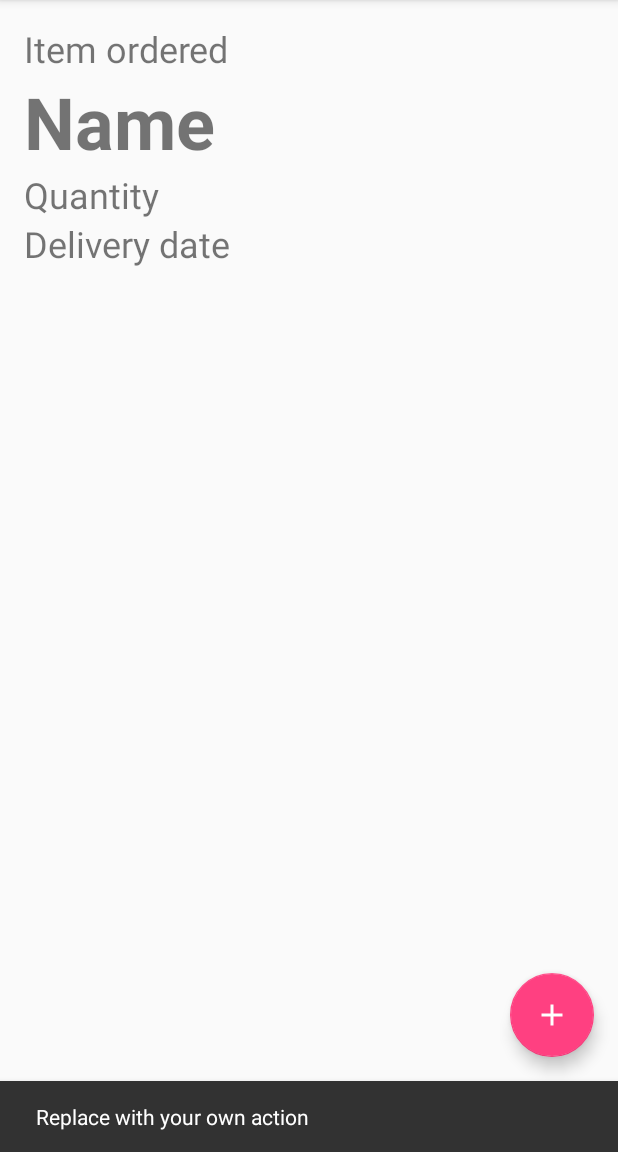
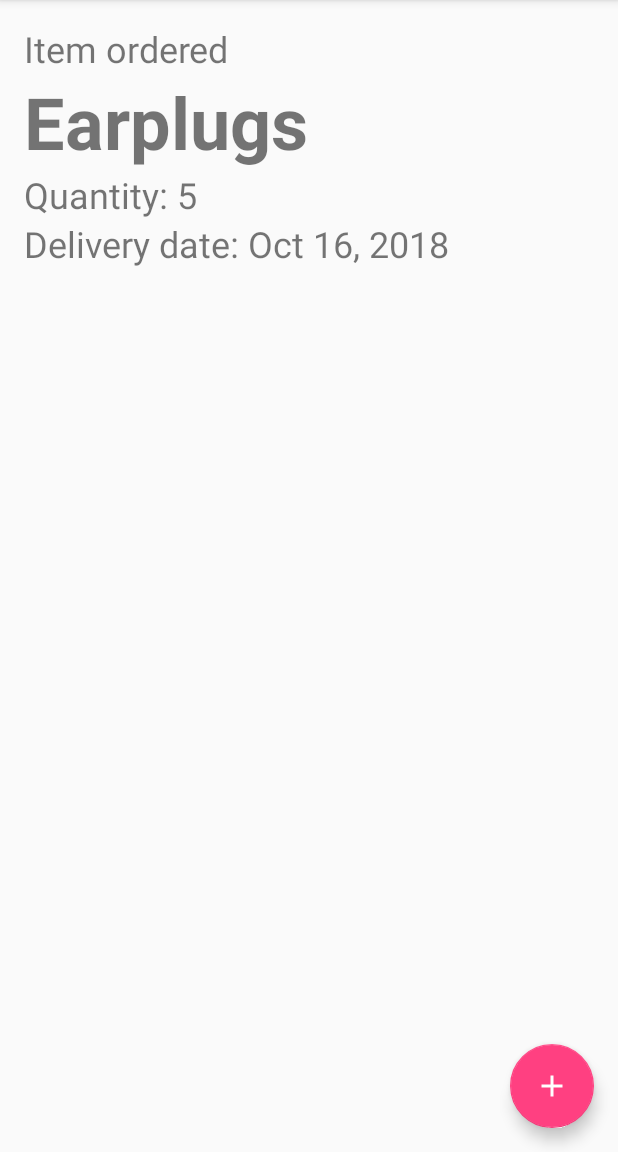
Before and after one commit to AdrianosullivanUL/Android, an Android app: the screen it shows after launch (MainActivity), after a tap on an icon or button, on a phone screen of 412 x 824 dp, the part 84-1236 px from its top. Run offline under Robolectric (Android 15) with nearby library versions, the phone set to English and light mode, and no system bars.

```diff
--- a/PointOfSale/app/src/main/java/ie/ul/adrianosullivan/pointofsale/MainActivity.java
+++ b/PointOfSale/app/src/main/java/ie/ul/adrianosullivan/pointofsale/MainActivity.java
@@ -8,24 +8,44 @@ import android.support.v7.widget.Toolbar;
 import android.view.View;
 import android.view.Menu;
 import android.view.MenuItem;
+import android.widget.TextView;
 
 public class MainActivity extends AppCompatActivity {
+    private TextView mName_text;
+    private TextView mQuantity_text;
+    private TextView mDate_text;
+    private Item mCurrentItem;
+
+
 
     @Override
     protected void onCreate(Bundle savedInstanceState) {
         super.onCreate(savedInstanceState);
         setContentView(R.layout.activity_main);
+
+        mName_text = findViewById(R.id.name_text);
+        mQuantity_text = findViewById(R.id.quantity_text);
+        mDate_text = findViewById(R.id.date_text);
         Toolbar toolbar = (Toolbar) findViewById(R.id.toolbar);
         setSupportActionBar(toolbar);
 
         FloatingActionButton fab = (FloatingActionButton) findViewById(R.id.fab);
+
         fab.setOnClickListener(new View.OnClickListener() {
             @Override
             public void onClick(View view) {
-                Snackbar.make(view, "Replace with your own action", Snackbar.LENGTH_LONG)
-                        .setAction("Action", null).show();
+            // for now show item on screen
+            mCurrentItem = Item.getDefaultItem();
+            showCurrentItem();
             }
         });
+    }
+
+    private void showCurrentItem() {
+        mName_text.setText(mCurrentItem.getName());
+        mQuantity_text.setText(getString(R.string.quantity_format,
+                mCurrentItem.getQuantity()));
+        mDate_text.setText(getString(R.string.date_format, mCurrentItem.getDeliveryDateString()));
     }
 
     @Override
--- a/PointOfSale/app/src/main/res/values/styles.xml
+++ b/PointOfSale/app/src/main/res/values/styles.xml
@@ -1,7 +1,7 @@
 <resources>
 
     <!-- Base application theme. -->
-    <style name="AppTheme" parent="Base.Theme.AppCompat.Light.DarkActionBar">
+    <style name="AppTheme" parent="Theme.AppCompat.Light.DarkActionBar">
         <!-- Customize your theme here. -->
         <item name="colorPrimary">@color/colorPrimary</item>
         <item name="colorPrimaryDark">@color/colorPrimaryDark</item>
--- a/PointOfSale/build.gradle
+++ b/PointOfSale/build.gradle
@@ -7,7 +7,7 @@ buildscript {
         jcenter()
     }
     dependencies {
-        classpath 'com.android.tools.build:gradle:3.1.4'
+        classpath 'com.android.tools.build:gradle:3.2.1'
 
 
         // NOTE: Do not place your application dependencies here; they belong
```
Also changed, not shown: PointOfSale/gradle/wrapper/gradle-wrapper.properties.
